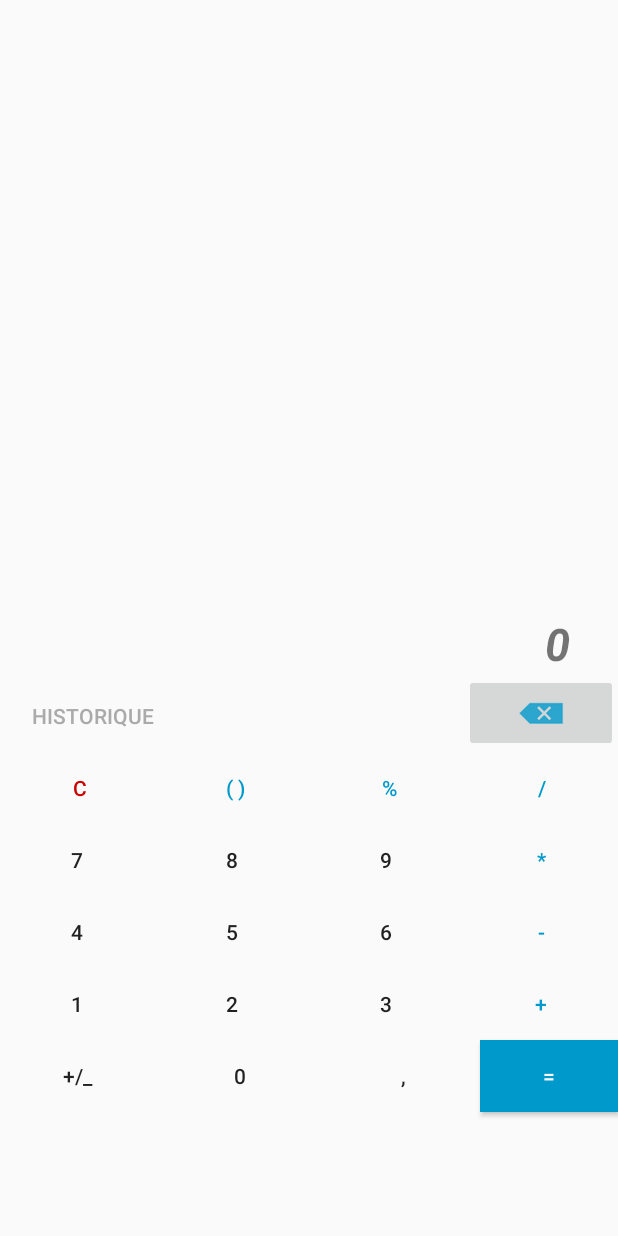
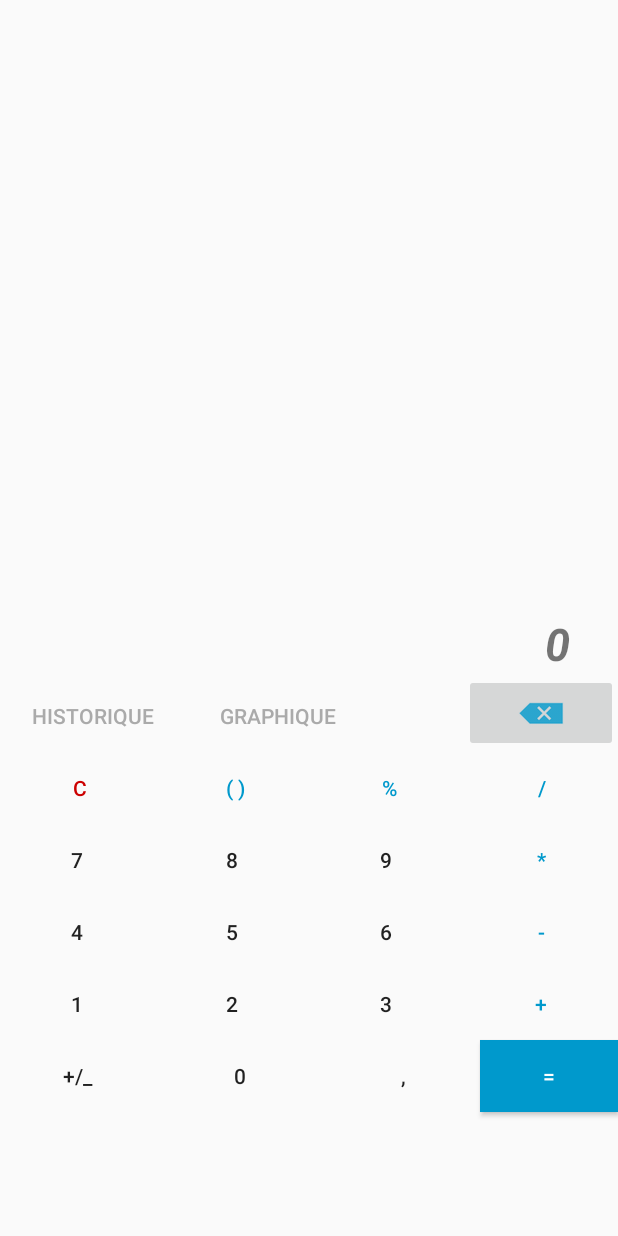
Before and after one commit to lebenef/-CaculatriceAndroid2, an Android app: the screen it shows after launch (MainActivity), on a phone screen of 412 x 824 dp. Run offline under Robolectric (Android 15) with nearby library versions, the phone set to English and light mode, and no system bars; our stand-ins replace Room's generated code.

Commit message:
AddGraph

```diff
--- a/app/build.gradle
+++ b/app/build.gradle
@@ -30,6 +30,7 @@ dependencies {
     androidTestImplementation 'com.android.support.test:runner:1.0.2'
     androidTestImplementation 'com.android.support.test.espresso:espresso-core:3.0.2'
     implementation 'io.apisense:rhino-android:1.0'
+    implementation 'com.jjoe64:graphview:4.2.2'
     def room_version = "1.1.1"
     implementation "android.arch.persistence.room:runtime:$room_version"
     annotationProcessor "android.arch.persistence.room:compiler:$room_version"
--- a/app/src/main/AndroidManifest.xml
+++ b/app/src/main/AndroidManifest.xml
@@ -18,6 +18,7 @@
             </intent-filter>
         </activity>
         <activity android:name=".HistoActivity"/>
+        <activity android:name=".GraphActivity"/>
     </application>
 
 </manifest>
--- a/app/src/main/java/com/example/samsung/calcul/MainActivity.java
+++ b/app/src/main/java/com/example/samsung/calcul/MainActivity.java
@@ -76,6 +76,12 @@ public class MainActivity extends AppCompatActivity {
         Intent hist = new Intent(this, HistoActivity.class);
         //hist.putExtra("liste", this.liste);
         startActivity(hist);
+    }
+
+    public void btnGraph(View view) {
+        Intent graph = new Intent(this, GraphActivity.class);
+        //hist.putExtra("liste", this.liste);
+        startActivity(graph);
     }
 
     public void btnDelete(View view) {
--- a/app/src/main/res/layout/activity_main.xml
+++ b/app/src/main/res/layout/activity_main.xml
@@ -42,6 +42,19 @@
         android:textColor="@android:color/darker_gray"
         app:layout_constraintBottom_toTopOf="@+id/buttonC"
         app:layout_constraintLeft_toRightOf="@+id/guideline3"
+        app:layout_constraintWidth_percent="0.30" />
+
+    <Button
+        android:id="@+id/buttonGraph"
+        style="@style/Widget.AppCompat.Button.Borderless"
+        android:layout_width="0dp"
+        android:layout_height="wrap_content"
+        android:layout_weight="2"
+        android:onClick="btnGraph"
+        android:text="@string/graphique"
+        android:textColor="@android:color/darker_gray"
+        app:layout_constraintBottom_toTopOf="@+id/buttonPar"
+        app:layout_constraintLeft_toRightOf="@+id/buttonHisto"
         app:layout_constraintWidth_percent="0.30" />
 
     <ImageButton
--- a/app/src/main/res/values/strings.xml
+++ b/app/src/main/res/values/strings.xml
@@ -39,4 +39,5 @@
     <string name="pgcd">pgcd</string>
     <string name="log2">log2</string>
     <string name="rad">rad</string>
+    <string name="graphique">Graphique</string>
 </resources>
```
Also changed, not shown: app/src/main/java/com/example/samsung/calcul/GraphActivity.java (added, +31 -0 lines), app/src/main/java/com/example/samsung/calcul/HistoActivity.java (+2 -12 lines), app/src/main/res/layout/activity_graph.xml (added, +21 -0 lines).
